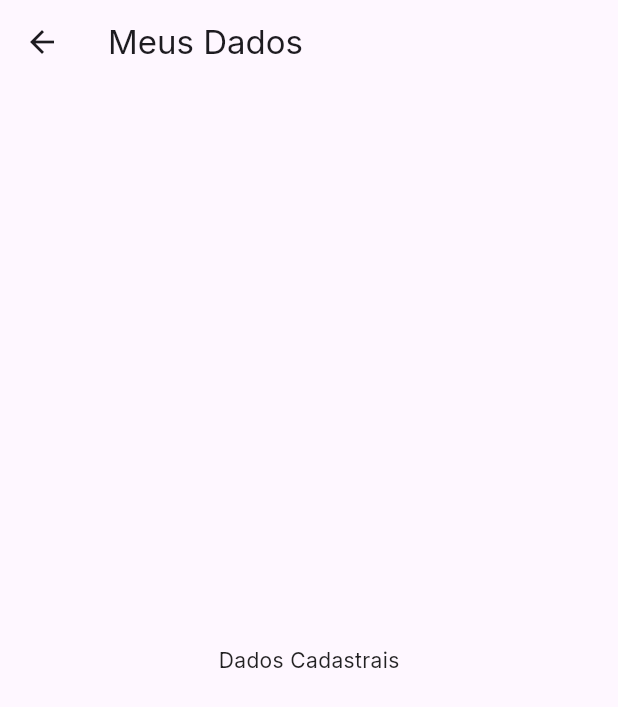
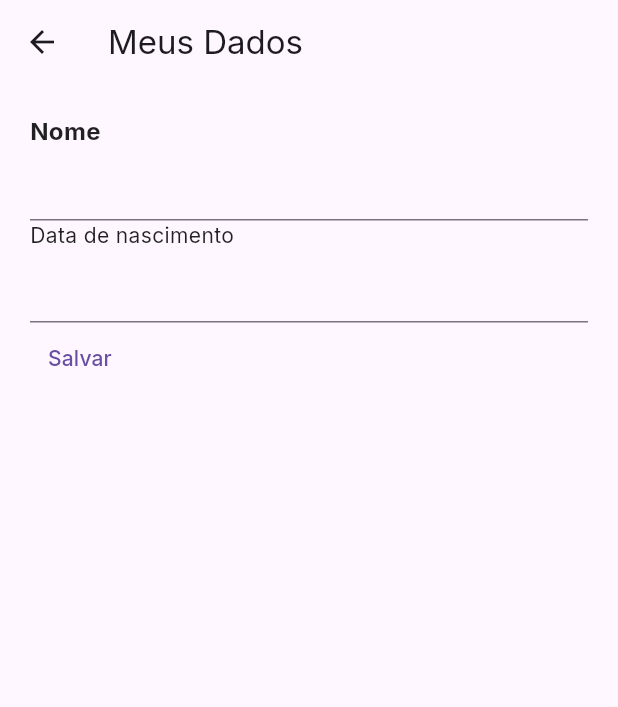
Before and after one commit to mdteixeira/Flutter, a Flutter app: the MainPage screen opened directly, in the side drawer, after a tap on "Dados Cadastrais", on a phone screen of 412 x 824 dp. Shown: the top 707 px of the screen. Run offline on Flutter 3.47's test engine with Material 2 defaults, Android fonts, the phone set to English and light mode, and no system bars; our stand-ins replace google_fonts.

Commit message:
commit 27-08

```diff
--- a/flutter_estudos/lib/pages/dados_cadastrais.dart
+++ b/flutter_estudos/lib/pages/dados_cadastrais.dart
@@ -1,16 +1,61 @@
 import 'package:flutter/material.dart';
 
-class DadosCadastrais extends StatelessWidget {
-  final String texto;
-  const DadosCadastrais({super.key, required this.texto});
+class DadosCadastrais extends StatefulWidget {
+  const DadosCadastrais({
+    super.key,
+  });
+
+  @override
+  State<DadosCadastrais> createState() => _DadosCadastraisState();
+}
+
+class _DadosCadastraisState extends State<DadosCadastrais> {
+  var nomeController = TextEditingController(text: "");
+  var dataNascimentoController = TextEditingController(text: "");
+
+  Text returnText(String texto) {
+    return Text(texto,
+        style: const TextStyle(fontSize: 16, fontWeight: FontWeight.w700));
+  }
 
   @override
   Widget build(BuildContext context) {
     return Scaffold(
       appBar: AppBar(
-        title: Text(texto),
+        title: const Text("Meus Dados"),
       ),
-      body: const Center(child: Text('Dados Cadastrais')),
+      body: Padding(
+        padding: const EdgeInsets.all(20.0),
+        child: Column(
+          crossAxisAlignment: CrossAxisAlignment.start,
+          children: [
+            returnText('Nome'),
+            TextField(
+              controller: nomeController,
+            ),
+            const Text('Data de nascimento'),
+            TextField(
+              controller: dataNascimentoController,
+              readOnly: true,
+              onTap: () async {
+                var data = await showDatePicker(
+                    context: context,
+                    initialDate: DateTime(2000, 1, 1),
+                    firstDate: DateTime(1900, 5, 20),
+                    lastDate: DateTime(2024, 1, 1));
+                if (data != null) {
+                  dataNascimentoController.text = data.toString();
+                }
+              },
+            ),
+            TextButton(
+                onPressed: () {
+                  print(nomeController.text);
+                },
+                child: const Text('Salvar')),
+          ],
+        ),
+      ),
     );
   }
 }
--- a/flutter_estudos/lib/pages/main_page.dart
+++ b/flutter_estudos/lib/pages/main_page.dart
@@ -38,7 +38,6 @@ class _MainPageState extends State<MainPage> {
                           context,
                           MaterialPageRoute(
                               builder: (context) => const DadosCadastrais(
-                                    texto: 'Meus Dados',
                                   )));
                     },
                   ),
```
